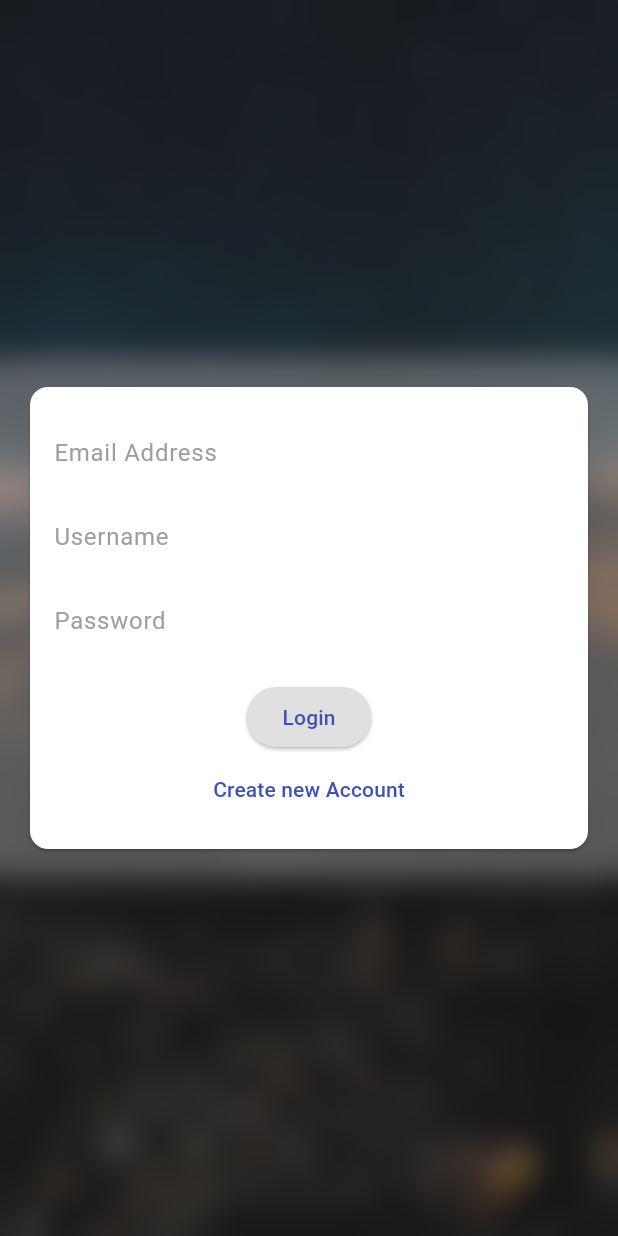
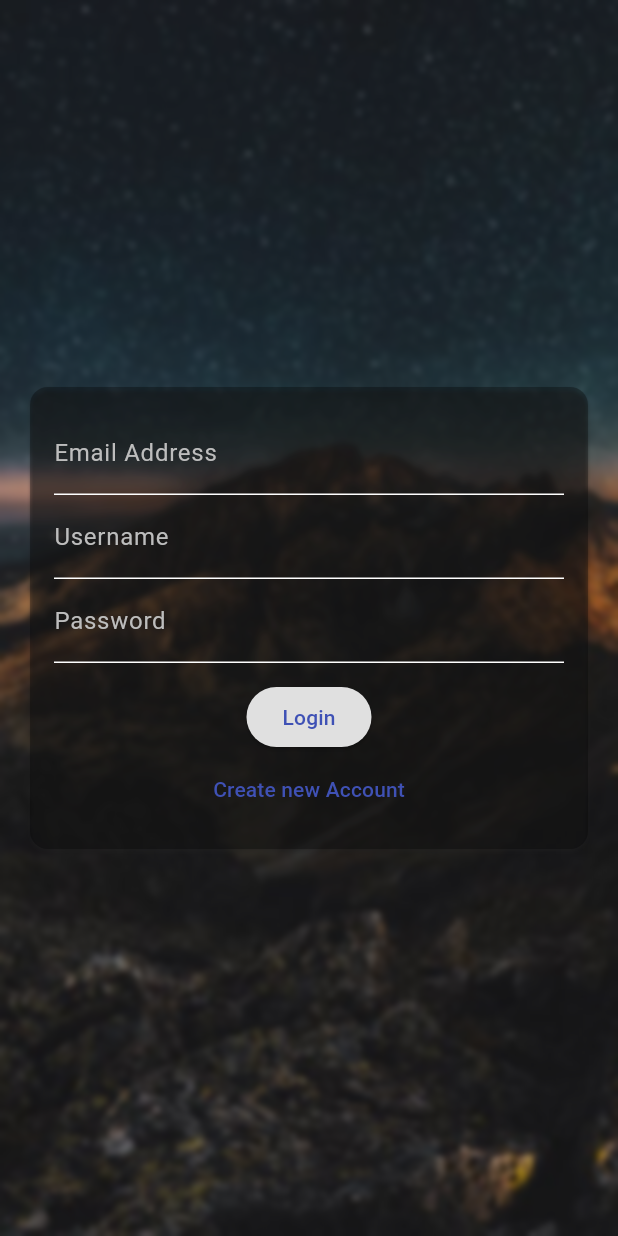
Before and after one commit to achaudhary591/Chat-App, a Flutter app: the screen it shows after launch, on a phone screen of 412 x 824 dp. Run offline on Flutter 3.47's test engine with Material 2 defaults, Android fonts, the phone set to English and light mode, and no system bars; our stand-ins replace cloud_firestore, firebase_core, loading_animation_widget; accounts and stored records are empty.

Commit message:
auth screen ui

```diff
--- a/lib/widgets/auth_form.dart
+++ b/lib/widgets/auth_form.dart
@@ -13,20 +13,12 @@
   @override
   Widget build(BuildContext context) {
     return Center(
-      child: Container(
-        decoration: BoxDecoration(
-          color: Colors.white.withOpacity(0.3),
-          borderRadius: BorderRadius.circular(10),
-          boxShadow: [
-            BoxShadow(
-              color: Colors.black.withOpacity(0.4),
-              blurRadius: 10,
-            ),
-          ],
-        ),
       child: BackdropFilter(
-          filter: ImageFilter.blur(sigmaX: 10, sigmaY: 10),
+        filter: ImageFilter.blur(sigmaX: 2, sigmaY: 2),
         child: Card(
+          shadowColor: Colors.grey[800],
+          color: Colors.transparent.withOpacity(0.3),
+          semanticContainer: true,
           margin: const EdgeInsets.all(20),
           child: SingleChildScrollView(
             padding: const EdgeInsets.all(16),
@@ -36,22 +28,22 @@
                 children: [
                   TextFormField(
                     keyboardType: TextInputType.emailAddress,
-                      decoration: const InputDecoration(
+                    decoration: InputDecoration(
                       labelText: 'Email Address',
-                        labelStyle: TextStyle(color: Colors.grey),
+                      labelStyle: TextStyle(color: Colors.grey[400]),
                     ),
                   ),
                   TextFormField(
-                      decoration: const InputDecoration(
+                    decoration: InputDecoration(
                       labelText: 'Username',
-                        labelStyle: TextStyle(color: Colors.grey),
+                      labelStyle: TextStyle(color: Colors.grey[400]),
                     ),
                   ),
                   TextFormField(
                     obscureText: true,
-                      decoration: const InputDecoration(
+                    decoration: InputDecoration(
                       labelText: 'Password',
-                        labelStyle: TextStyle(color: Colors.grey),
+                      labelStyle: TextStyle(color: Colors.grey[400]),
                     ),
                   ),
                   const SizedBox(
@@ -72,7 +64,6 @@
           ),
         ),
       ),
-      ),
     );
   }
 }
```
Lines whose indentation alone changed are shown as unchanged.
